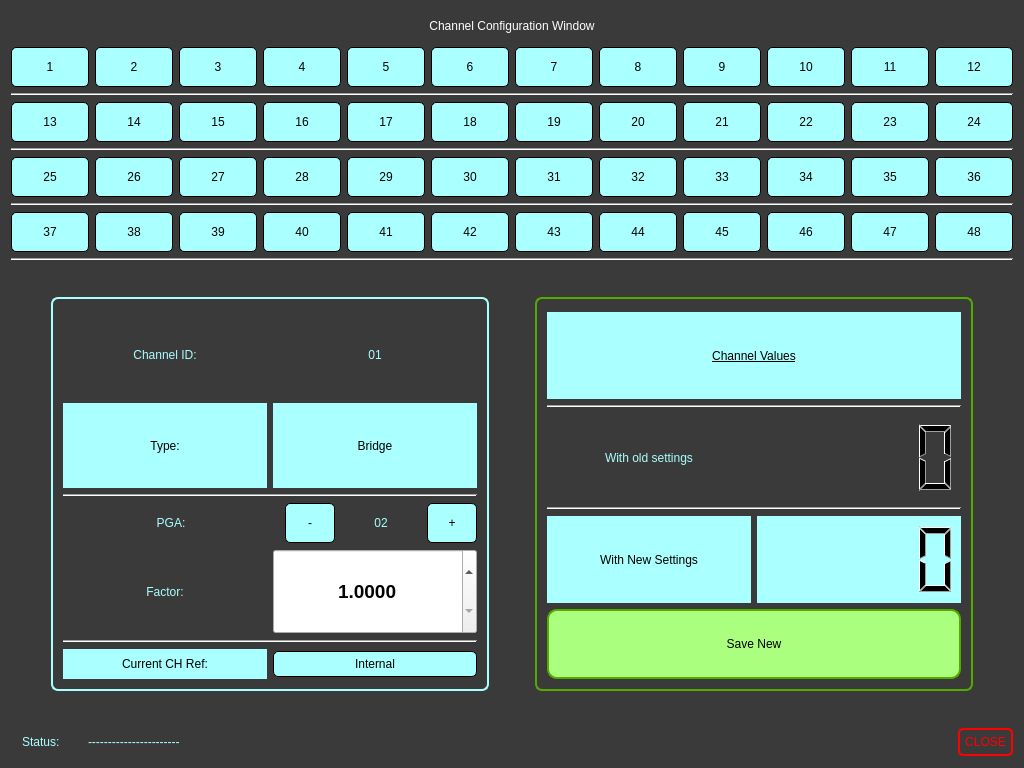
First picture: the form in configchwin.ui, repository Mubshr07/DAQ, before the edit.
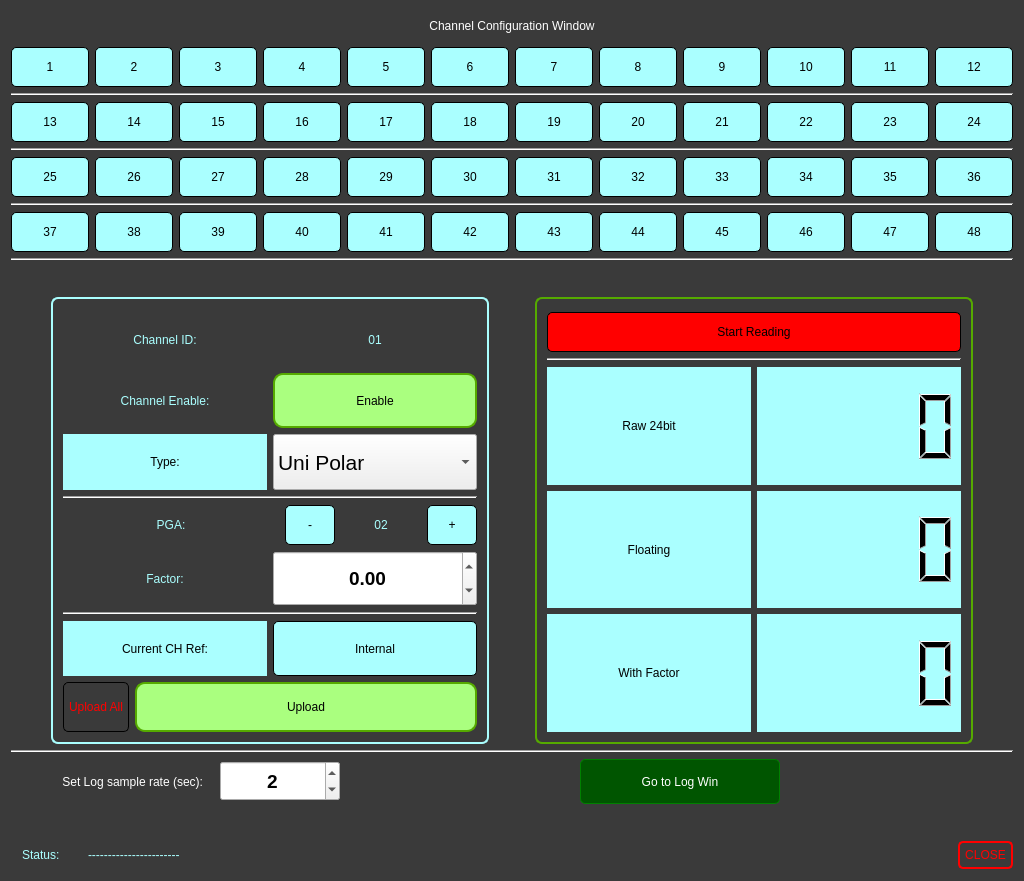
Second picture: the form after the edit.

The edit to the form file:
```diff
--- a/configchwin.ui
+++ b/configchwin.ui
@@ -7,7 +7,7 @@
     <x>0</x>
     <y>0</y>
     <width>1024</width>
-    <height>768</height>
+    <height>881</height>
    </rect>
   </property>
   <property name="windowTitle">
@@ -1061,7 +1061,7 @@
       <enum>Qt::Vertical</enum>
      </property>
      <property name="sizeType">
-      <enum>QSizePolicy::Fixed</enum>
+      <enum>QSizePolicy::Preferred</enum>
      </property>
      <property name="sizeHint" stdset="0">
       <size>
@@ -1121,6 +1121,9 @@
           </item>
           <item>
            <widget class="QLabel" name="lbl_Channel_ID">
+            <property name="styleSheet">
+             <string notr="true">font: 800 22pt &quot;Sans Serif&quot;;</string>
+            </property>
             <property name="text">
              <string>01</string>
             </property>
@@ -1131,6 +1134,39 @@
           </item>
          </layout>
         </item>
+        <item>
+         <layout class="QHBoxLayout" name="horizontalLayout_13">
+          <item>
+           <widget class="QLabel" name="label_8">
+            <property name="text">
+             <string>Channel Enable:</string>
+            </property>
+            <property name="alignment">
+             <set>Qt::AlignCenter</set>
+            </property>
+           </widget>
+          </item>
+          <item>
+           <widget class="QPushButton" name="pb_Channel_Enable">
+            <property name="sizePolicy">
+             <sizepolicy hsizetype="Minimum" vsizetype="Preferred">
+              <horstretch>0</horstretch>
+              <verstretch>0</verstretch>
+             </sizepolicy>
+            </property>
+            <property name="styleSheet">
+             <string notr="true">font: 750 24pt &quot;MS Shell Dlg 2&quot;;
+background-color: rgb(170, 255, 127);
+border:2px solid rgb(85, 170, 0);
+border-radius:10px;</string>
+            </property>
+            <property name="text">
+             <string>Enable</string>
+            </property>
+           </widget>
+          </item>
+         </layout>
+        </item>
         <item>
          <layout class="QHBoxLayout" name="horizontalLayout_2">
           <item>
@@ -1148,17 +1184,33 @@
            </widget>
           </item>
           <item>
-           <widget class="QLabel" name="lbl_Channel_Type">
-            <property name="styleSheet">
-             <string notr="true">background-color:rgb(170, 255, 255);
-color:rgb(0, 0, 0);</string>
+           <widget class="QComboBox" name="cmb_ChannelType">
+            <property name="sizePolicy">
+             <sizepolicy hsizetype="Preferred" vsizetype="Preferred">
+              <horstretch>0</horstretch>
+              <verstretch>0</verstretch>
+             </sizepolicy>
             </property>
-            <property name="text">
-             <string>Bridge</string>
+            <property name="font">
+             <font>
+              <pointsize>16</pointsize>
+             </font>
             </property>
-            <property name="alignment">
-             <set>Qt::AlignCenter</set>
-            </property>
+            <item>
+             <property name="text">
+              <string>Uni Polar</string>
+             </property>
+            </item>
+            <item>
+             <property name="text">
+              <string>Bi Polar</string>
+             </property>
+            </item>
+            <item>
+             <property name="text">
+              <string>Bridge</string>
+             </property>
+            </item>
            </widget>
           </item>
          </layout>
@@ -1281,10 +1333,16 @@
              <set>Qt::AlignCenter</set>
             </property>
             <property name="decimals">
-             <number>4</number>
+             <number>2</number>
             </property>
             <property name="minimum">
-             <double>1.000000000000000</double>
+             <double>-99.000000000000000</double>
+            </property>
+            <property name="singleStep">
+             <double>0.010000000000000</double>
+            </property>
+            <property name="value">
+             <double>0.000000000000000</double>
             </property>
            </widget>
           </item>
@@ -1315,6 +1373,12 @@
           </item>
           <item>
            <widget class="QPushButton" name="pb_ChannelReferenceToggle">
+            <property name="sizePolicy">
+             <sizepolicy hsizetype="Minimum" vsizetype="Preferred">
+              <horstretch>0</horstretch>
+              <verstretch>0</verstretch>
+             </sizepolicy>
+            </property>
             <property name="text">
              <string>Internal</string>
             </property>
@@ -1322,6 +1386,58 @@
           </item>
          </layout>
         </item>
+        <item>
+         <layout class="QHBoxLayout" name="horizontalLayout_14">
+          <item>
+           <widget class="QPushButton" name="pb_UploadAll">
+            <property name="sizePolicy">
+             <sizepolicy hsizetype="Fixed" vsizetype="Preferred">
+              <horstretch>0</horstretch>
+              <verstretch>0</verstretch>
+             </sizepolicy>
+            </property>
+            <property name="minimumSize">
+             <size>
+              <width>60</width>
+              <height>40</height>
+             </size>
+            </property>
+            <property name="accessibleName">
+             <string>40</string>
+            </property>
+            <property name="styleSheet">
+             <string notr="true">color:red;
+background-color:transparent;</string>
+            </property>
+            <property name="text">
+             <string>Upload All</string>
+            </property>
+            <property name="checkable">
+             <bool>true</bool>
+            </property>
+           </widget>
+          </item>
+          <item>
+           <widget class="QPushButton" name="pb_SaveNewSettings">
+            <property name="minimumSize">
+             <size>
+              <width>0</width>
+              <height>50</height>
+             </size>
+            </property>
+            <property name="styleSheet">
+             <string notr="true">font: 750 24pt &quot;MS Shell Dlg 2&quot;;
+background-color: rgb(170, 255, 127);
+border:2px solid rgb(85, 170, 0);
+border-radius:10px;</string>
+            </property>
+            <property name="text">
+             <string>Upload</string>
+            </property>
+           </widget>
+          </item>
+         </layout>
+        </item>
        </layout>
       </widget>
      </item>
@@ -1360,105 +1476,118 @@
        </property>
        <layout class="QVBoxLayout" name="verticalLayout_3">
         <item>
-         <layout class="QHBoxLayout" name="horizontalLayout_8">
-          <item>
-           <widget class="QLabel" name="label_13">
-            <property name="styleSheet">
-             <string notr="true">background-color:rgb(170, 255, 255);
-color:rgb(0, 0, 0);
-text-decoration:underline;</string>
-            </property>
-            <property name="text">
-             <string>Channel Values</string>
-            </property>
-            <property name="alignment">
-             <set>Qt::AlignCenter</set>
-            </property>
-           </widget>
-          </item>
-         </layout>
-        </item>
-        <item>
-         <widget class="Line" name="line_6">
-          <property name="orientation">
-           <enum>Qt::Horizontal</enum>
-          </property>
-         </widget>
-        </item>
-        <item>
-         <layout class="QHBoxLayout" name="horizontalLayout_19">
-          <item>
-           <widget class="QLabel" name="label_20">
-            <property name="text">
-             <string>With old settings</string>
-            </property>
-            <property name="alignment">
-             <set>Qt::AlignCenter</set>
-            </property>
-            <property name="wordWrap">
-             <bool>true</bool>
-            </property>
-           </widget>
-          </item>
-          <item>
-           <widget class="QLCDNumber" name="lcd_Ch_Value_OLD"/>
-          </item>
-         </layout>
-        </item>
-        <item>
-         <widget class="Line" name="line_5">
-          <property name="orientation">
-           <enum>Qt::Horizontal</enum>
-          </property>
-         </widget>
-        </item>
-        <item>
-         <layout class="QHBoxLayout" name="horizontalLayout_18">
-          <item>
-           <widget class="QLabel" name="label_19">
-            <property name="styleSheet">
-             <string notr="true">background-color:rgb(170, 255, 255);
-color:rgb(0, 0, 0);</string>
-            </property>
-            <property name="text">
-             <string>With New Settings</string>
-            </property>
-            <property name="alignment">
-             <set>Qt::AlignCenter</set>
-            </property>
-            <property name="wordWrap">
-             <bool>true</bool>
-            </property>
-           </widget>
-          </item>
-          <item>
-           <widget class="QLCDNumber" name="lcd_Ch_Value_New">
-            <property name="styleSheet">
-             <string notr="true">background-color:rgb(170, 255, 255); </string>
-            </property>
-           </widget>
-          </item>
-         </layout>
-        </item>
-        <item>
-         <widget class="QPushButton" name="pb_SaveNewSettings">
+         <widget class="QPushButton" name="pb_StartConversion">
           <property name="minimumSize">
            <size>
-            <width>0</width>
-            <height>70</height>
+            <width>60</width>
+            <height>40</height>
            </size>
           </property>
           <property name="styleSheet">
-           <string notr="true">font: 750 24pt &quot;MS Shell Dlg 2&quot;;
-background-color: rgb(170, 255, 127);
-border:2px solid rgb(85, 170, 0);
-border-radius:10px;</string>
+           <string notr="true">background-color: rgb(255, 0, 0);</string>
           </property>
           <property name="text">
-           <string>Save New</string>
+           <string>Start Reading</string>
           </property>
+          <property name="checkable">
+           <bool>true</bool>
+          </property>
          </widget>
         </item>
+        <item>
+         <widget class="Line" name="line_5">
+          <property name="orientation">
+           <enum>Qt::Horizontal</enum>
+          </property>
+         </widget>
+        </item>
+        <item>
+         <layout class="QHBoxLayout" name="horizontalLayout_18">
+          <item>
+           <widget class="QLabel" name="label_19">
+            <property name="styleSheet">
+             <string notr="true">background-color:rgb(170, 255, 255);
+color:rgb(0, 0, 0);</string>
+            </property>
+            <property name="text">
+             <string>Raw 24bit</string>
+            </property>
+            <property name="alignment">
+             <set>Qt::AlignCenter</set>
+            </property>
+            <property name="wordWrap">
+             <bool>true</bool>
+            </property>
+           </widget>
+          </item>
+          <item>
+           <widget class="QLCDNumber" name="lcd_Ch_Value_Raw">
+            <property name="styleSheet">
+             <string notr="true">background-color:rgb(170, 255, 255); </string>
+            </property>
+            <property name="mode">
+             <enum>QLCDNumber::Hex</enum>
+            </property>
+           </widget>
+          </item>
+         </layout>
+        </item>
+        <item>
+         <layout class="QHBoxLayout" name="horizontalLayout_20">
+          <item>
+           <widget class="QLabel" name="label_21">
+            <property name="styleSheet">
+             <string notr="true">background-color:rgb(170, 255, 255);
+color:rgb(0, 0, 0);</string>
+            </property>
+            <property name="text">
+             <string>Floating</string>
+            </property>
+            <property name="alignment">
+             <set>Qt::AlignCenter</set>
+            </property>
+            <property name="wordWrap">
+             <bool>true</bool>
+            </property>
+           </widget>
+          </item>
+          <item>
+           <widget class="QLCDNumber" name="lcd_Ch_Value_floating">
+            <property name="styleSheet">
+             <string notr="true">background-color:rgb(170, 255, 255); </string>
+            </property>
+           </widget>
+          </item>
+         </layout>
+        </item>
+        <item>
+         <layout class="QHBoxLayout" name="horizontalLayout_19">
+          <item>
+           <widget class="QLabel" name="label_20">
+            <property name="styleSheet">
+             <string notr="true">background-color:rgb(170, 255, 255);
+color:rgb(0, 0, 0);</string>
+            </property>
+            <property name="text">
+             <string>With Factor</string>
+            </property>
+            <property name="alignment">
+             <set>Qt::AlignCenter</set>
+            </property>
+            <property name="wordWrap">
+             <bool>true</bool>
+            </property>
+           </widget>
+          </item>
+          <item>
+           <widget class="QLCDNumber" name="lcd_Ch_Value_floatingFactor">
+            <property name="styleSheet">
+             <string notr="true">background-color:rgb(170, 255, 255); </string>
+            </property>
+           </widget>
+          </item>
+         </layout>
+        </item>
        </layout>
       </widget>
      </item>
@@ -1480,13 +1609,127 @@
      </item>
     </layout>
    </item>
+   <item>
+    <widget class="Line" name="line_6">
+     <property name="orientation">
+      <enum>Qt::Horizontal</enum>
+     </property>
+    </widget>
+   </item>
+   <item>
+    <layout class="QHBoxLayout" name="horizontalLayout_8">
+     <item>
+      <spacer name="horizontalSpacer_13">
+       <property name="orientation">
+        <enum>Qt::Horizontal</enum>
+       </property>
+       <property name="sizeType">
+        <enum>QSizePolicy::Fixed</enum>
+       </property>
+       <property name="sizeHint" stdset="0">
+        <size>
+         <width>40</width>
+         <height>20</height>
+        </size>
+       </property>
+      </spacer>
+     </item>
+     <item>
+      <widget class="QLabel" name="label_9">
+       <property name="styleSheet">
+        <string notr="true">font:800 16pt &quot;Times New Roman&quot;;
+color:white;</string>
+       </property>
+       <property name="text">
+        <string>Set Log sample rate (sec):</string>
+       </property>
+       <property name="alignment">
+        <set>Qt::AlignRight|Qt::AlignTrailing|Qt::AlignVCenter</set>
+       </property>
+      </widget>
+     </item>
+     <item>
+      <widget class="QSpinBox" name="txt_SampleTime">
+       <property name="minimumSize">
+        <size>
+         <width>120</width>
+         <height>40</height>
+        </size>
+       </property>
+       <property name="font">
+        <font>
+         <pointsize>14</pointsize>
+         <weight>75</weight>
+         <bold>true</bold>
+        </font>
+       </property>
+       <property name="alignment">
+        <set>Qt::AlignCenter</set>
+       </property>
+       <property name="minimum">
+        <number>1</number>
+       </property>
+       <property name="maximum">
+        <number>1000</number>
+       </property>
+       <property name="value">
+        <number>2</number>
+       </property>
+      </widget>
+     </item>
+     <item>
+      <spacer name="horizontalSpacer_12">
+       <property name="orientation">
+        <enum>Qt::Horizontal</enum>
+       </property>
+       <property name="sizeHint" stdset="0">
+        <size>
+         <width>40</width>
+         <height>20</height>
+        </size>
+       </property>
+      </spacer>
+     </item>
+     <item>
+      <widget class="QPushButton" name="pb_GotoLogWindow">
+       <property name="minimumSize">
+        <size>
+         <width>200</width>
+         <height>45</height>
+        </size>
+       </property>
+       <property name="styleSheet">
+        <string notr="true">border-color:green;
+background-color: rgb(0, 85, 0);
+color:white;</string>
+       </property>
+       <property name="text">
+        <string>Go to Log Win</string>
+       </property>
+      </widget>
+     </item>
+     <item>
+      <spacer name="horizontalSpacer_5">
+       <property name="orientation">
+        <enum>Qt::Horizontal</enum>
+       </property>
+       <property name="sizeHint" stdset="0">
+        <size>
+         <width>40</width>
+         <height>20</height>
+        </size>
+       </property>
+      </spacer>
+     </item>
+    </layout>
+   </item>
    <item>
     <spacer name="verticalSpacer_2">
      <property name="orientation">
       <enum>Qt::Vertical</enum>
      </property>
      <property name="sizeType">
-      <enum>QSizePolicy::Fixed</enum>
+      <enum>QSizePolicy::Preferred</enum>
      </property>
      <property name="sizeHint" stdset="0">
       <size>
```
Left out of the diff: 3 changed lines with no effect on the pictures.
